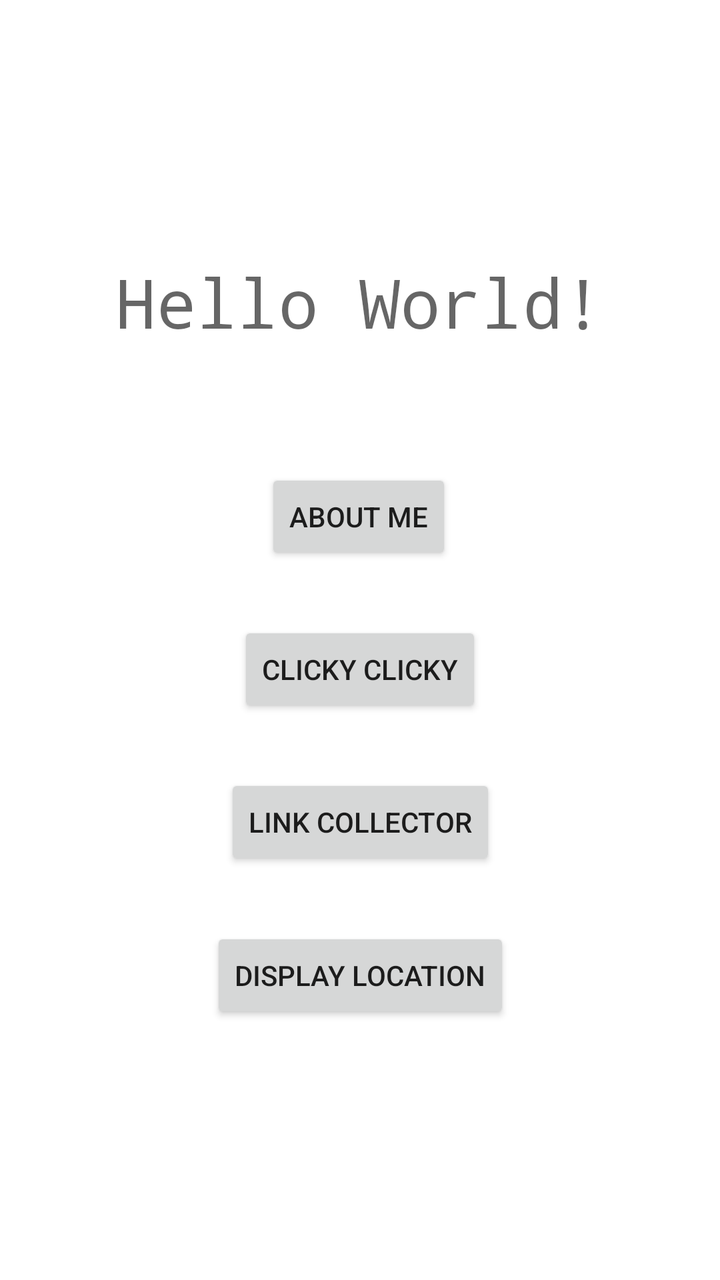
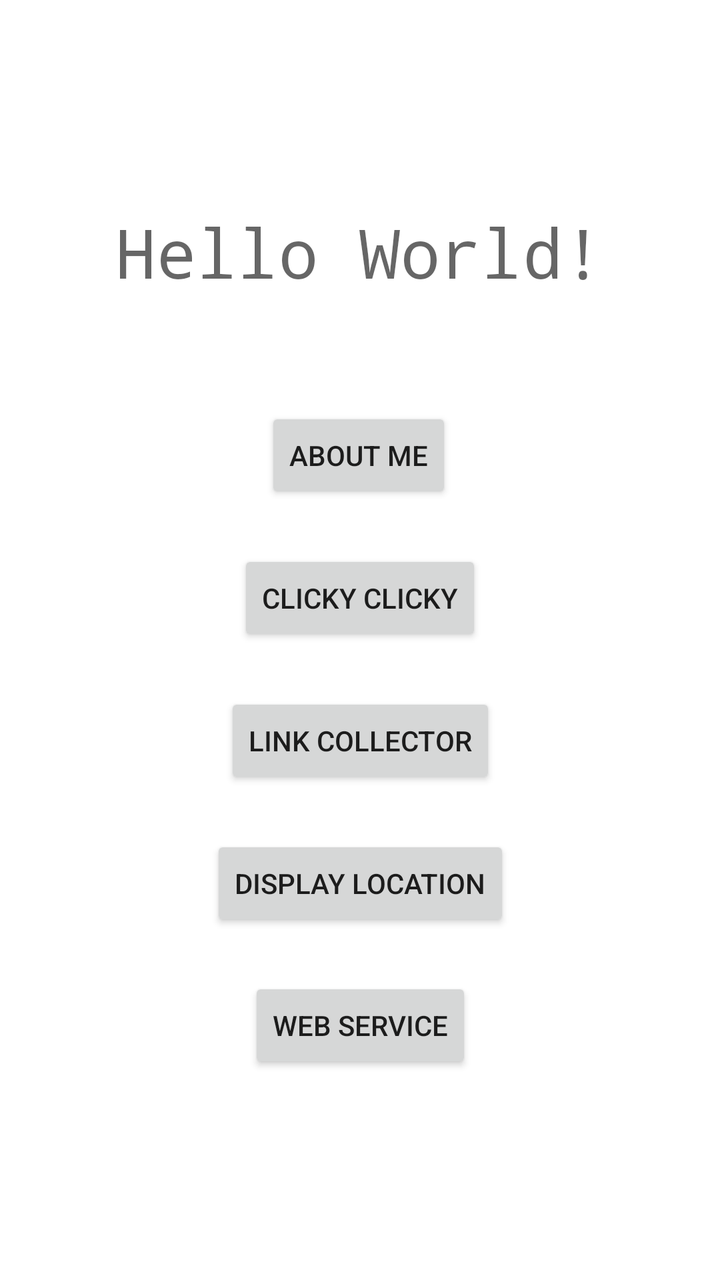

Two renders of the same Android screen: before a commit and after it. Below are the layout's source before the change and the commit's diff.
<!-- AndroidManifest.xml: application theme Theme.NUMAD22Sp_FeierGu -->
<!-- res/layout/activity_main.xml -->
<?xml version="1.0" encoding="utf-8"?>
<androidx.constraintlayout.widget.ConstraintLayout xmlns:android="http://schemas.android.com/apk/res/android"
    xmlns:app="http://schemas.android.com/apk/res-auto"
    xmlns:tools="http://schemas.android.com/tools"
    android:layout_width="match_parent"
    android:layout_height="match_parent"
    tools:context=".MainActivity">

    <TextView
        android:id="@+id/textView"
        android:layout_width="wrap_content"
        android:layout_height="wrap_content"
        android:layout_marginTop="100dp"
        android:fontFamily="monospace"
        android:text="Hello World!"
        android:textAppearance="@style/TextAppearance.AppCompat.Display1"
        app:layout_constraintBottom_toTopOf="@+id/button_aboutMe"
        app:layout_constraintEnd_toEndOf="parent"
        app:layout_constraintHorizontal_bias="0.496"
        app:layout_constraintLeft_toLeftOf="parent"
        app:layout_constraintRight_toRightOf="parent"
        app:layout_constraintStart_toStartOf="parent"
        app:layout_constraintTop_toTopOf="parent" />

    <Button
        android:id="@+id/button_aboutMe"
        android:layout_width="wrap_content"
        android:layout_height="wrap_content"
        android:layout_marginStart="32dp"
        android:layout_marginTop="32dp"
        android:layout_marginEnd="32dp"
        android:onClick="aboutMe"
        android:text="@string/about_me_button"
        app:layout_constraintBottom_toTopOf="@+id/button_clicky"
        app:layout_constraintEnd_toEndOf="parent"
        app:layout_constraintHorizontal_bias="0.497"
        app:layout_constraintStart_toStartOf="parent"
        app:layout_constraintTop_toBottomOf="@+id/textView" />

    <Button
        android:id="@+id/button_clicky"
        android:layout_width="wrap_content"
        android:layout_height="48dp"
        android:layout_marginStart="32dp"
        android:layout_marginEnd="32dp"
        android:onClick="clickyClicky"
        android:text="@string/clicky_button"
        app:layout_constraintBottom_toTopOf="@+id/button_linkCollector"
        app:layout_constraintEnd_toEndOf="parent"
        app:layout_constraintStart_toStartOf="parent"
        app:layout_constraintTop_toBottomOf="@+id/button_aboutMe" />

    <Button
        android:id="@+id/button_linkCollector"
        android:layout_width="wrap_content"
        android:layout_height="wrap_content"
        android:layout_marginStart="32dp"
        android:layout_marginEnd="32dp"
        android:onClick="linkCollector"
        android:text="@string/button_linkCollector"
        app:layout_constraintBottom_toTopOf="@+id/button_displayLocation"
        app:layout_constraintEnd_toEndOf="parent"
        app:layout_constraintStart_toStartOf="parent"
        app:layout_constraintTop_toBottomOf="@+id/button_clicky" />

    <Button
        android:id="@+id/button_displayLocation"
        android:layout_width="wrap_content"
        android:layout_height="wrap_content"
        android:layout_marginStart="32dp"
        android:layout_marginEnd="32dp"
        android:layout_marginBottom="100dp"
        android:onClick="displayLocation"
        android:text="@string/button_displayLocation"
        app:layout_constraintBottom_toBottomOf="parent"
        app:layout_constraintEnd_toEndOf="parent"
        app:layout_constraintStart_toStartOf="parent"
        app:layout_constraintTop_toBottomOf="@+id/button_linkCollector" />

</androidx.constraintlayout.widget.ConstraintLayout>
<!-- resources referenced by this layout -->
<resources>
  <string name="about_me_button">About me</string>
  <string name="button_displayLocation">display location</string>
  <string name="button_linkCollector">Link Collector</string>
  <string name="clicky_button">Clicky Clicky</string>
  <style name="Theme.NUMAD22Sp_FeierGu" parent="Theme.MaterialComponents.DayNight.DarkActionBar">
          
          <item name="colorPrimary">@color/purple_500</item>
          <item name="colorPrimaryVariant">@color/purple_700</item>
          <item name="colorOnPrimary">@color/white</item>
          
          <item name="colorSecondary">@color/teal_200</item>
          <item name="colorSecondaryVariant">@color/teal_700</item>
          <item name="colorOnSecondary">@color/black</item>
          
          <item name="android:statusBarColor" tools:targetApi="l">?attr/colorPrimaryVariant</item>
          
      </style>
  <color name="purple_500">#FF6200EE</color>
  <color name="purple_700">#FF3700B3</color>
  <color name="white">#FFFFFFFF</color>
  <color name="teal_200">#FF03DAC5</color>
  <color name="teal_700">#FF018786</color>
  <color name="black">#FF000000</color>
</resources>

<!-- the commit's change to res/layout/activity_main.xml (unified diff, before → after) -->
@@ -10,7 +10,7 @@
         android:id="@+id/textView"
         android:layout_width="wrap_content"
         android:layout_height="wrap_content"
-        android:layout_marginTop="100dp"
+        android:layout_marginTop="80dp"
         android:fontFamily="monospace"
         android:text="Hello World!"
         android:textAppearance="@style/TextAppearance.AppCompat.Display1"
@@ -69,12 +69,25 @@
         android:layout_height="wrap_content"
         android:layout_marginStart="32dp"
         android:layout_marginEnd="32dp"
-        android:layout_marginBottom="100dp"
         android:onClick="displayLocation"
         android:text="@string/button_displayLocation"
-        app:layout_constraintBottom_toBottomOf="parent"
+        app:layout_constraintBottom_toTopOf="@+id/button_webService"
         app:layout_constraintEnd_toEndOf="parent"
         app:layout_constraintStart_toStartOf="parent"
         app:layout_constraintTop_toBottomOf="@+id/button_linkCollector" />
 
+    <Button
+        android:id="@+id/button_webService"
+        android:layout_width="wrap_content"
+        android:layout_height="wrap_content"
+        android:layout_marginStart="32dp"
+        android:layout_marginEnd="32dp"
+        android:layout_marginBottom="80dp"
+        android:onClick="webService"
+        android:text="@string/button_webService"
+        app:layout_constraintBottom_toBottomOf="parent"
+        app:layout_constraintEnd_toEndOf="parent"
+        app:layout_constraintStart_toStartOf="parent"
+        app:layout_constraintTop_toBottomOf="@+id/button_displayLocation" />
+
 </androidx.constraintlayout.widget.ConstraintLayout>
<!-- resource entries referenced after the edit -->
@@ -3,6 +3,7 @@
   <string name="about_me_button">About me</string>
   <string name="button_displayLocation">display location</string>
   <string name="button_linkCollector">Link Collector</string>
+  <string name="button_webService">web service</string>
   <string name="clicky_button">Clicky Clicky</string>
   <style name="Theme.NUMAD22Sp_FeierGu" parent="Theme.MaterialComponents.DayNight.DarkActionBar">
           
